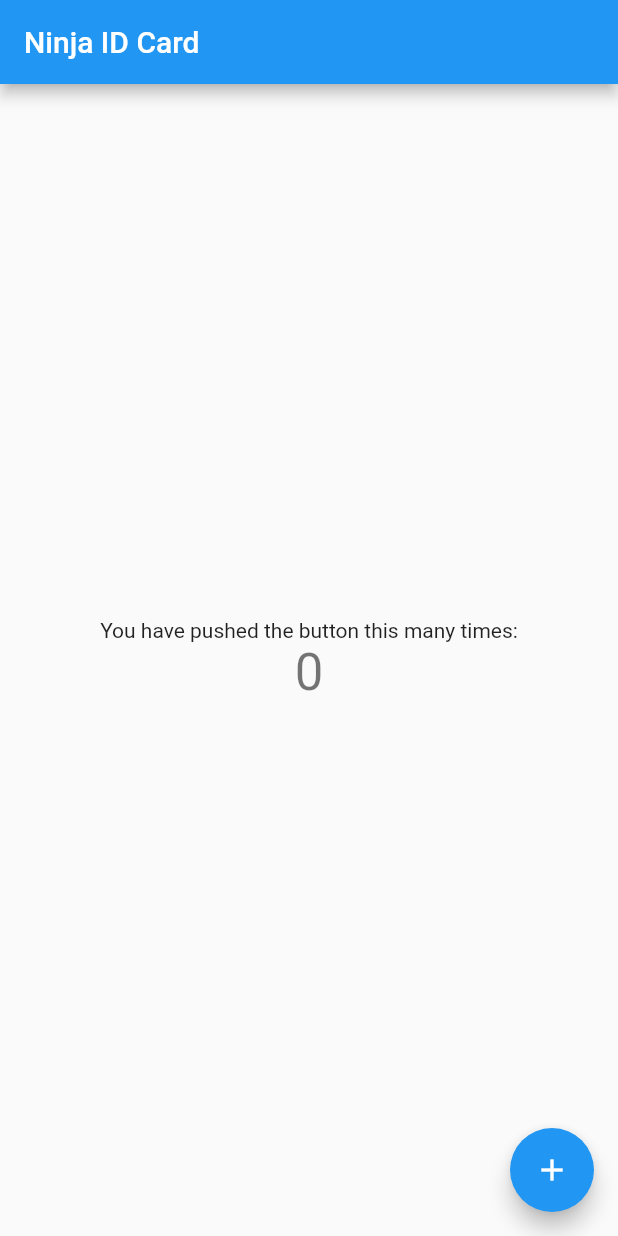
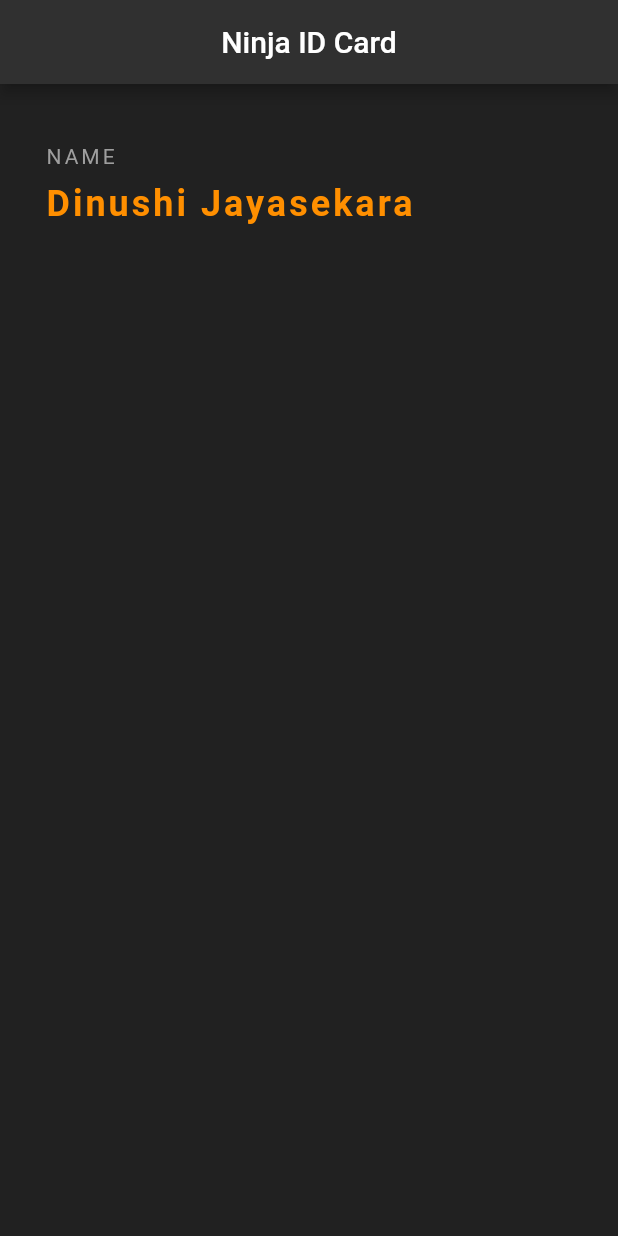
Before and after one commit to DinushiJayasekara/flutter-netninja-id, a Flutter app: the screen it shows after launch, on a phone screen of 412 x 824 dp. Run offline on Flutter 3.47's test engine with Material 2 defaults, Android fonts, the phone set to English and light mode, and no system bars.

Commit message:
basic-text-property

```diff
--- a/lib/main.dart
+++ b/lib/main.dart
@@ -27,39 +27,45 @@ class MyHomePage extends StatefulWidget {
 }
 
 class _MyHomePageState extends State<MyHomePage> {
-  int _counter = 0;
-
-  void _incrementCounter() {
-    setState(() {
-      _counter++;
-    });
-  }
-
   @override
   Widget build(BuildContext context) {
     return Scaffold(
+      backgroundColor: Colors.grey[900],
       appBar: AppBar(
         title: Text(widget.title),
+        centerTitle: true,
+        backgroundColor: Colors.grey[850],
       ),
-      body: Center(
+      body: Padding(
+        padding: EdgeInsets.fromLTRB(30.0, 40.0, 30.0, 0),
         child: Column(
-          mainAxisAlignment: MainAxisAlignment.center,
+          crossAxisAlignment: CrossAxisAlignment.start,
           children: <Widget>[
             Text(
-              'You have pushed the button this many times:',
+              'NAME',
+              style: TextStyle(
+                color: Colors.grey,
+                letterSpacing: 2.0,
+              ),
+            ),
+            SizedBox(
+              height: 10.0,
             ),
             Text(
-              '$_counter',
-              style: Theme.of(context).textTheme.headline4,
+              'Dinushi Jayasekara',
+              style: TextStyle(
+                color: Colors.amber[800],
+                letterSpacing: 2.0,
+                fontSize: 24.0,
+                fontWeight: FontWeight.bold,
+              ),
+            ),
+            SizedBox(
+              height: 30.0,
             ),
           ],
         ),
       ),
-      floatingActionButton: FloatingActionButton(
-        onPressed: _incrementCounter,
-        tooltip: 'Increment',
-        child: Icon(Icons.add),
-      ),
     );
   }
 }
```
